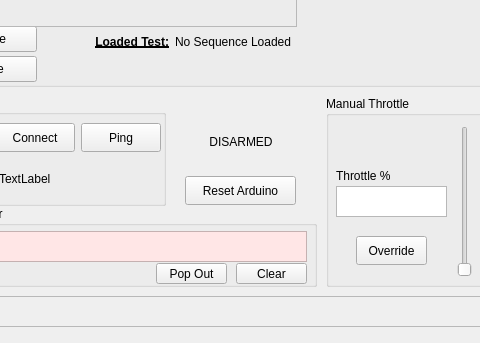
Qt form main.ui (SwanSEDS-Rocketry/SwanThrottleControl_GUI) before a commit; both pictures show x 194 to 674 and y 283 to 626 of the 901 by 626 pixel window.
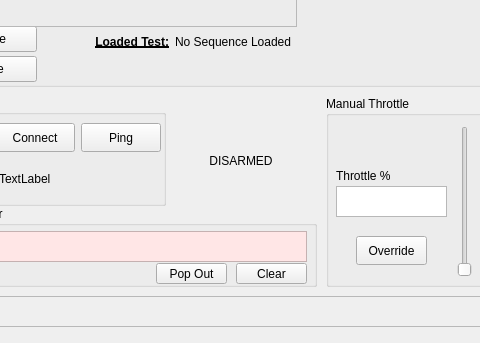
The same form after that commit. Icons and pictures are not drawn.

What changed in the file:
```diff
--- a/main.ui
+++ b/main.ui
@@ -678,9 +678,9 @@
     <property name="geometry">
      <rect>
       <x>395</x>
-      <y>380</y>
+      <y>395</y>
       <width>80</width>
-      <height>51</height>
+      <height>60</height>
      </rect>
     </property>
     <property name="text">
@@ -690,19 +690,6 @@
      <set>Qt::AlignmentFlag::AlignCenter</set>
     </property>
    </widget>
-   <widget class="QPushButton" name="resetArduinoButton">
-    <property name="geometry">
-     <rect>
-      <x>379</x>
-      <y>440</y>
-      <width>111</width>
-      <height>29</height>
-     </rect>
-    </property>
-    <property name="text">
-     <string>Reset Arduino</string>
-    </property>
-   </widget>
   </widget>
   <widget class="QMenuBar" name="menuBar">
    <property name="geometry">
```
